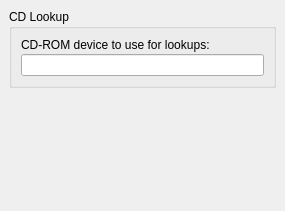
metabrainz/picard, file ui/options_cdlookup.ui: the form before one commit.
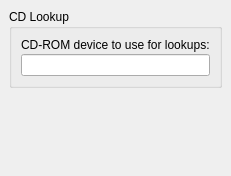
The form after the commit.

```diff
--- a/ui/options_cdlookup.ui
+++ b/ui/options_cdlookup.ui
@@ -8,8 +8,8 @@
    <rect>
     <x>0</x>
     <y>0</y>
-    <width>285</width>
-    <height>211</height>
+    <width>224</width>
+    <height>176</height>
    </rect>
   </property>
   <layout class="QVBoxLayout" >
```
Left out of the diff: 4 changed lines with no effect on the pictures.
